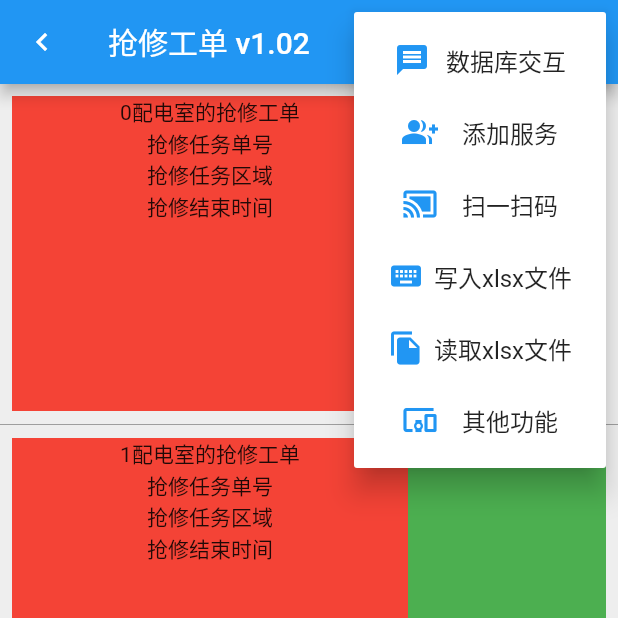
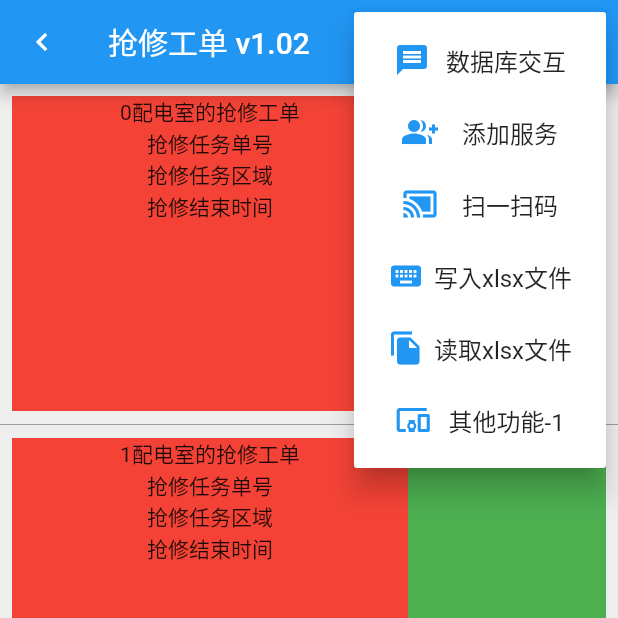
Before and after one commit to libz1/flutter_app, a Flutter app: the screen it shows after launch, after a tap on the "more vert" icon, on a phone screen of 412 x 824 dp, the top half of it. Run offline on Flutter 3.47's test engine with Material 2 defaults, Android fonts, the phone set to English and light mode, and no system bars; our stand-ins replace file_picker, sqflite; missing offline and left inert: excel, images_picker, scan; accounts and stored records are empty.

Commit message:
菜单字样修改

```diff
--- a/lib/main.dart
+++ b/lib/main.dart
@@ -698,7 +698,7 @@ class _HomePage3State extends State<HomePage3> {
                 buildPopupMenuItem(Icons.cast_connected, '扫一扫码', 'C'),
                 buildPopupMenuItem(Icons.keyboard, '写入xlsx文件', 'D'),
                 buildPopupMenuItem(Icons.file_copy, '读取xlsx文件', 'E'),
-                buildPopupMenuItem(Icons.devices_other, '其他功能', 'F'),
+                buildPopupMenuItem(Icons.devices_other, '其他功能-1', 'F'),
               ],
               onSelected: (String action) {
                 // 点击选项的时候
```
